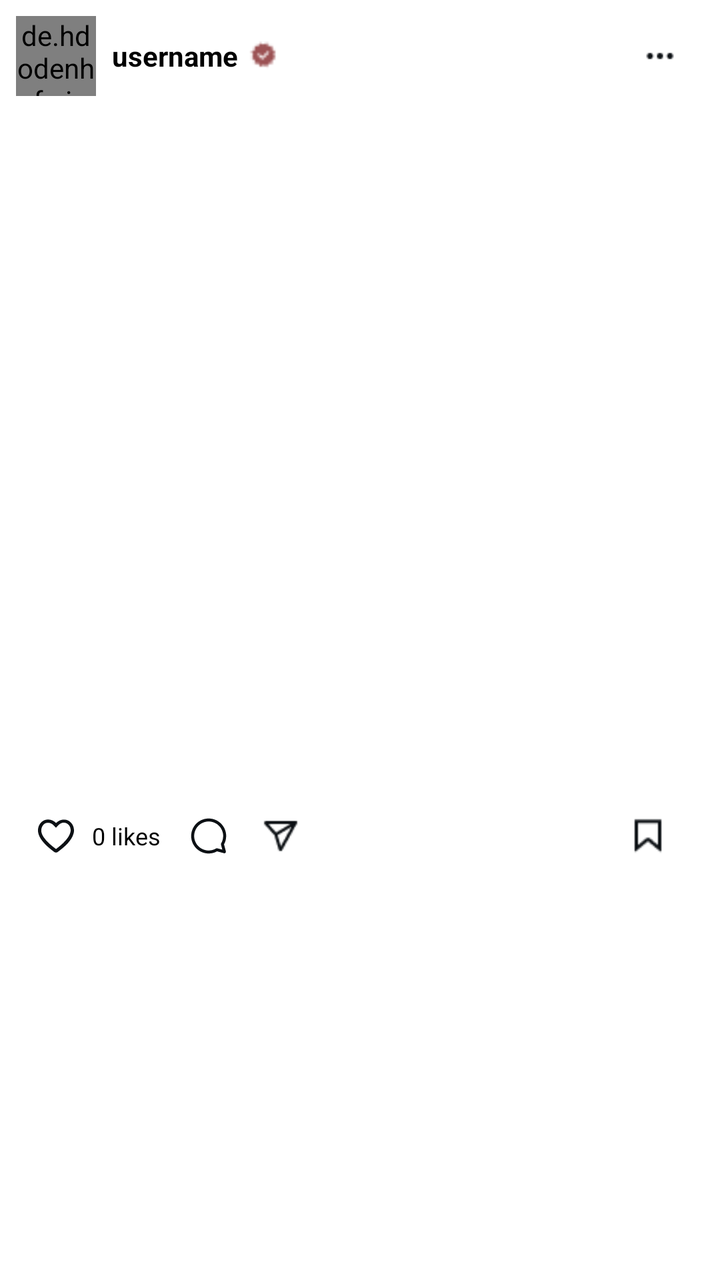
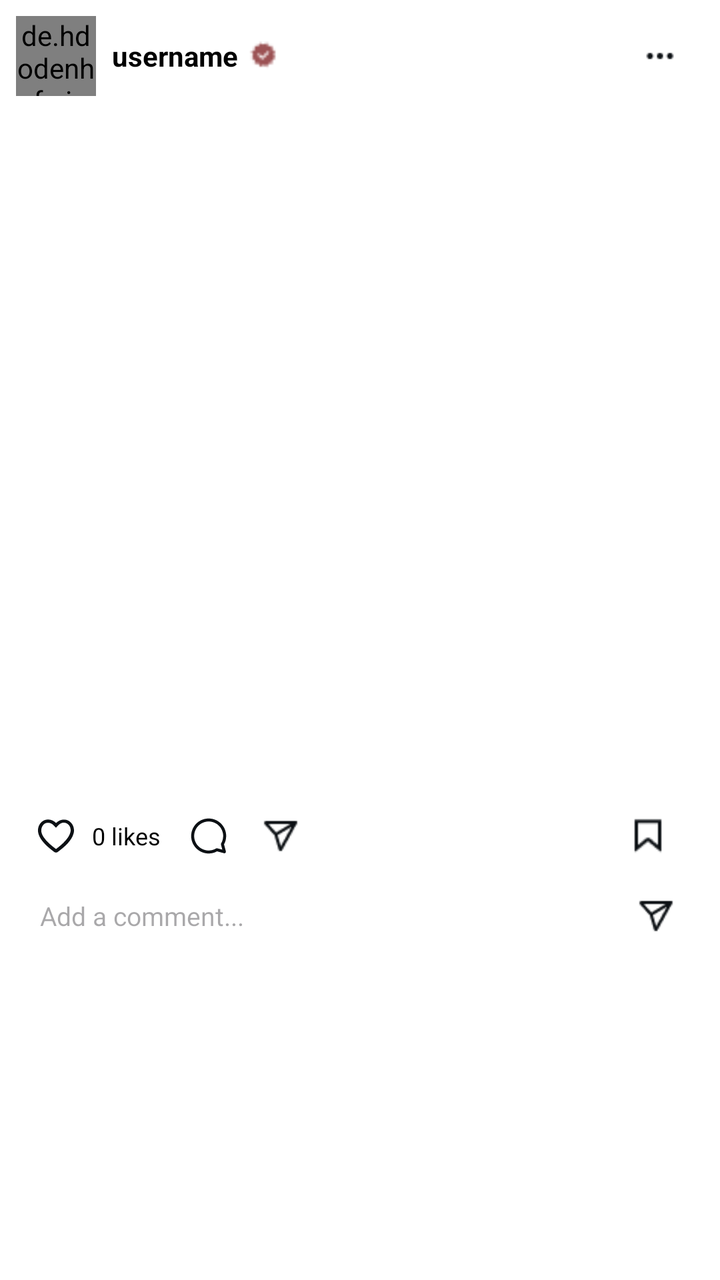

Two renders of the same Android screen: before a commit and after it. Below are the layout's source before the change and the commit's diff.
<!-- AndroidManifest.xml: application theme Theme._23I0761_23I0765 -->
<!-- res/layout/activity_view_post.xml -->
<LinearLayout xmlns:android="http://schemas.android.com/apk/res/android"
    android:layout_width="match_parent"
    android:layout_height="match_parent"
    android:orientation="vertical"
    android:background="@color/white"
    android:padding="8dp">

    
    <LinearLayout
        android:id="@+id/post_header1"
        android:layout_width="match_parent"
        android:layout_height="wrap_content"
        android:orientation="horizontal"
        android:gravity="center_vertical">

        <de.hdodenhof.circleimageview.CircleImageView
            android:id="@+id/profile"
            android:layout_width="40dp"
            android:layout_height="40dp"
            android:src="@drawable/random7" />

        <LinearLayout
            android:layout_width="wrap_content"
            android:layout_height="wrap_content"
            android:orientation="vertical"
            android:layout_marginStart="8dp">

            <LinearLayout
                android:layout_width="wrap_content"
                android:layout_height="wrap_content"
                android:orientation="horizontal"
                android:gravity="center_vertical">

                <TextView
                    android:id="@+id/username"
                    android:layout_width="wrap_content"
                    android:layout_height="wrap_content"
                    android:text="username"
                    android:textStyle="bold"
                    android:textColor="@color/black"
                    android:textSize="14sp" />

                <ImageView
                    android:layout_width="18dp"
                    android:layout_height="18dp"
                    android:src="@drawable/badge"
                    android:layout_marginStart="4dp" />
            </LinearLayout>

        </LinearLayout>

        <View
            android:layout_width="0dp"
            android:layout_height="1dp"
            android:layout_weight="1" />

        <ImageView
            android:layout_width="24dp"
            android:layout_height="24dp"
            android:src="@drawable/options"
            android:layout_marginEnd="10dp" />

    </LinearLayout>

    
    <androidx.recyclerview.widget.RecyclerView
        android:id="@+id/postImagesRecycler"
        android:layout_width="match_parent"
        android:layout_height="350dp"
        android:orientation="horizontal"
        android:overScrollMode="never" />

    
    <LinearLayout

        android:layout_width="match_parent"
        android:layout_height="wrap_content"
        android:orientation="horizontal"
        android:padding="8dp"
        android:gravity="center_vertical">

        <ImageView
            android:layout_width="24dp"
            android:layout_height="24dp"
            android:src="@drawable/like"
            android:id="@+id/likeButton"
            />
        <TextView
            android:id="@+id/likeCount"
            android:layout_width="wrap_content"
            android:layout_height="wrap_content"
            android:text="0 likes"
            android:textColor="@color/black"
            android:textSize="12sp"
            android:layout_marginStart="6dp" />

        <ImageView
            android:layout_width="24dp"
            android:layout_height="24dp"
            android:src="@drawable/comment"
            android:layout_marginStart="12dp" />

        <ImageView
            android:layout_width="24dp"
            android:layout_height="24dp"
            android:src="@drawable/jahaz"
            android:layout_marginStart="12dp" />

        <View
            android:layout_width="0dp"
            android:layout_height="1dp"
            android:layout_weight="1" />

        <ImageView
            android:layout_width="20dp"
            android:layout_height="20dp"
            android:src="@drawable/save"
            android:layout_marginEnd="10dp" />

    </LinearLayout>

    
    <TextView
        android:id="@+id/captionText"
        android:layout_width="match_parent"
        android:layout_height="wrap_content"
        android:paddingStart="8dp"
        android:paddingEnd="8dp"
        android:textColor="@color/black"
        android:textSize="14sp"
        android:layout_marginBottom="8dp" />

</LinearLayout>
<!-- resources referenced by this layout -->
<resources>
  <color name="black">#FF000000</color>
  <color name="white">#FFFFFFFF</color>
  <!-- drawable badge: png bitmap (drawable, 399 bytes) -->
  <!-- drawable comment (drawable) -->
  <vector xmlns:android="http://schemas.android.com/apk/res/android" android:autoMirrored="true" android:height="32dp" android:viewportHeight="32" android:viewportWidth="32" android:width="32dp">
        
      <path android:fillColor="#0C1014" android:fillType="evenOdd" android:pathData="M16,6.333C10.661,6.333 6.333,10.661 6.333,16C6.333,21.339 10.661,25.667 16,25.667C17.813,25.667 19.508,25.168 20.956,24.301C21.188,24.162 21.467,24.124 21.728,24.194L25.104,25.098L24.198,21.72C24.128,21.459 24.167,21.181 24.306,20.948C25.17,19.502 25.667,17.81 25.667,16C25.667,10.661 21.339,6.333 16,6.333ZM4.333,16C4.333,9.557 9.557,4.333 16,4.333C22.443,4.333 27.667,9.557 27.667,16C27.667,18.028 27.149,19.937 26.237,21.6L27.484,26.253C27.576,26.598 27.478,26.967 27.225,27.219C26.972,27.472 26.604,27.57 26.259,27.478L21.609,26.232C19.944,27.147 18.031,27.667 16,27.667C9.557,27.667 4.333,22.443 4.333,16Z"/>
      
  </vector>
  <!-- drawable jahaz: png bitmap (drawable, 575 bytes) -->
  <!-- drawable like (drawable) -->
  <vector xmlns:android="http://schemas.android.com/apk/res/android" android:autoMirrored="true" android:height="32dp" android:viewportHeight="32" android:viewportWidth="32" android:width="32dp">
        
      <path android:fillColor="#0C1014" android:pathData="M15.894,27C15.567,27 15.349,26.89 15.022,26.78C11.749,24.357 8.477,21.714 5.968,18.08C5.205,16.759 4.005,14.777 4.005,12.354C3.896,9.381 5.641,6.628 8.15,5.527C10.659,4.426 13.713,5.086 15.894,7.179L16.003,7.399C16.113,7.289 16.222,7.179 16.331,7.068C18.73,4.866 22.003,4.426 24.621,5.967C27.239,7.619 28.548,10.923 27.784,14.116C27.129,16.869 25.384,19.071 23.857,20.833C21.676,23.256 19.167,25.128 16.985,26.78C16.767,26.89 16.331,27 15.894,27ZM10.659,7.179C10.113,7.179 9.459,7.289 8.913,7.509C7.277,8.28 6.186,10.262 6.186,12.354C6.186,13.786 6.732,15.217 7.823,16.869C10.004,20.063 13.058,22.485 16.003,24.688C18.076,23.146 20.258,21.384 22.221,19.181C23.639,17.53 25.057,15.768 25.602,13.455C26.148,11.253 25.275,8.83 23.421,7.729C21.676,6.628 19.494,6.958 17.749,8.61C17.531,8.83 17.312,9.051 17.094,9.271L16.003,10.482L14.258,8.72C13.276,7.729 11.968,7.179 10.659,7.179Z"/>
      
  </vector>
  <!-- drawable options: png bitmap (drawable, 289 bytes) -->
  <!-- drawable random7: jpeg bitmap (drawable, 75508 bytes) -->
  <!-- drawable save: png bitmap (drawable, 381 bytes) -->
  <style name="Theme._23I0761_23I0765" parent="Base.Theme._23I0761_23I0765" />
  <style name="Base.Theme._23I0761_23I0765" parent="Theme.Material3.DayNight.NoActionBar">
          
          
      </style>
</resources>

<!-- the commit's change to res/layout/activity_view_post.xml (unified diff, before → after) -->
@@ -119,15 +119,51 @@
 
     </LinearLayout>
 
-    
-    <TextView
-        android:id="@+id/captionText"
+    <LinearLayout
+        android:id="@+id/commentSection"
         android:layout_width="match_parent"
         android:layout_height="wrap_content"
+        android:orientation="vertical"
         android:paddingStart="8dp"
         android:paddingEnd="8dp"
-        android:textColor="@color/black"
-        android:textSize="14sp"
-        android:layout_marginBottom="8dp" />
+        android:layout_marginTop="4dp"
+        android:layout_marginBottom="8dp">
+
+        
+        <androidx.recyclerview.widget.RecyclerView
+            android:id="@+id/commentsRecycler"
+            android:layout_width="match_parent"
+            android:layout_height="wrap_content"
+            android:nestedScrollingEnabled="false"
+            android:overScrollMode="never" />
+
+
+        <LinearLayout
+            android:layout_width="match_parent"
+            android:layout_height="wrap_content"
+            android:orientation="horizontal"
+            android:gravity="center_vertical"
+            android:padding="4dp">
+
+            <EditText
+                android:id="@+id/commentInput"
+                android:layout_width="0dp"
+                android:layout_height="wrap_content"
+                android:layout_weight="1"
+                android:hint="Add a comment..."
+                android:textSize="13sp"
+                android:background="@android:color/transparent"
+                android:inputType="textCapSentences"
+                android:imeOptions="actionSend"
+                android:textColor="@color/black" />
+
+            <ImageView
+                android:id="@+id/sendComment"
+                android:layout_width="24dp"
+                android:layout_height="24dp"
+                android:src="@drawable/jahaz"
+                android:layout_marginStart="6dp" />
+        </LinearLayout>
+    </LinearLayout>
 
 </LinearLayout>
